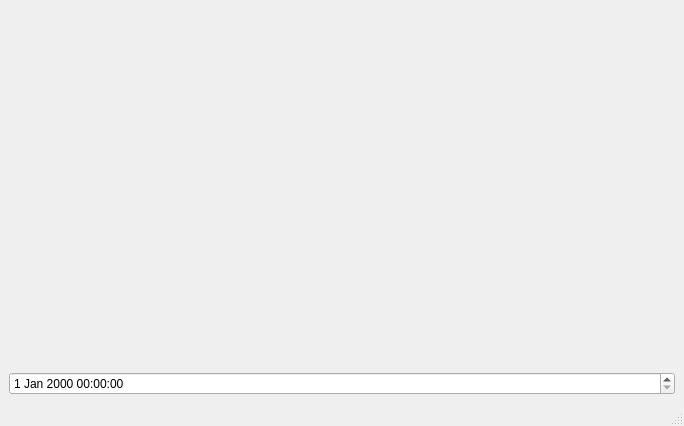
Above: mainwindow.ui from xanyu12/3004HinLIBS before the change. Below: the same form after it.
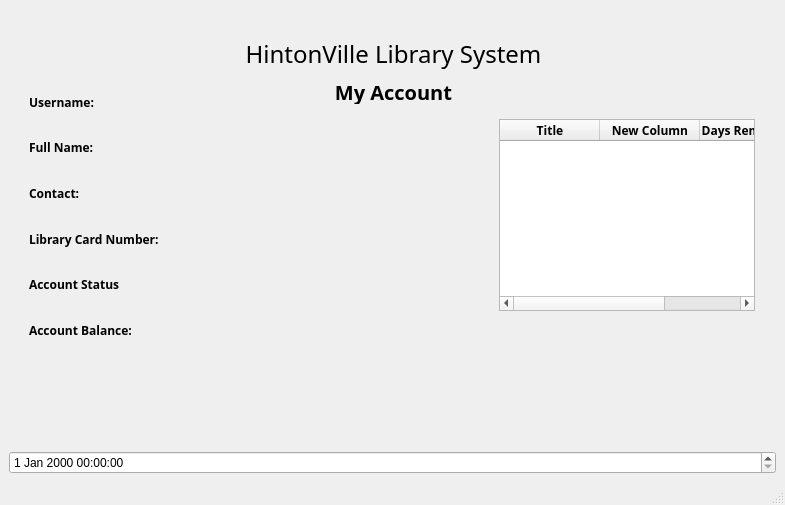
That is the form after the change. The open tabs and pages were chosen to show the change.

```diff
--- a/mainwindow.ui
+++ b/mainwindow.ui
@@ -6,14 +6,24 @@
    <rect>
     <x>0</x>
     <y>0</y>
-    <width>684</width>
-    <height>426</height>
+    <width>785</width>
+    <height>505</height>
    </rect>
   </property>
+  <property name="font">
+   <font>
+    <italic>true</italic>
+   </font>
+  </property>
   <property name="windowTitle">
    <string>MainWindow</string>
   </property>
   <widget class="QWidget" name="centralwidget">
+   <property name="font">
+    <font>
+     <italic>false</italic>
+    </font>
+   </property>
    <layout class="QVBoxLayout" name="verticalLayout_2">
     <item>
      <widget class="QStackedWidget" name="stackedWidget">
@@ -689,7 +699,239 @@
         </item>
        </layout>
       </widget>
-      <widget class="QWidget" name="PatronAccountPage"/>
+      <widget class="QWidget" name="PatronAccountPage">
+       <widget class="QLabel" name="hintonTitle_6">
+        <property name="geometry">
+         <rect>
+          <x>10</x>
+          <y>30</y>
+          <width>749</width>
+          <height>30</height>
+         </rect>
+        </property>
+        <property name="font">
+         <font>
+          <family>Quicksand Light</family>
+          <pointsize>18</pointsize>
+          <italic>false</italic>
+         </font>
+        </property>
+        <property name="text">
+         <string>HintonVille Library System</string>
+        </property>
+        <property name="alignment">
+         <set>Qt::AlignCenter</set>
+        </property>
+       </widget>
+       <widget class="QLabel" name="staffloginLabel_6">
+        <property name="geometry">
+         <rect>
+          <x>10</x>
+          <y>70</y>
+          <width>749</width>
+          <height>25</height>
+         </rect>
+        </property>
+        <property name="font">
+         <font>
+          <family>Quicksand Light</family>
+          <pointsize>15</pointsize>
+          <weight>75</weight>
+          <italic>false</italic>
+          <bold>true</bold>
+         </font>
+        </property>
+        <property name="text">
+         <string>My Account</string>
+        </property>
+        <property name="alignment">
+         <set>Qt::AlignCenter</set>
+        </property>
+       </widget>
+       <widget class="QTableWidget" name="tableWidget">
+        <property name="geometry">
+         <rect>
+          <x>490</x>
+          <y>110</y>
+          <width>256</width>
+          <height>192</height>
+         </rect>
+        </property>
+        <column>
+         <property name="text">
+          <string>Title</string>
+         </property>
+         <property name="font">
+          <font>
+           <family>Quicksand</family>
+           <weight>75</weight>
+           <bold>true</bold>
+          </font>
+         </property>
+         <property name="textAlignment">
+          <set>AlignCenter</set>
+         </property>
+         <property name="background">
+          <color>
+           <red>87</red>
+           <green>227</green>
+           <blue>137</blue>
+          </color>
+         </property>
+        </column>
+        <column>
+         <property name="text">
+          <string>New Column</string>
+         </property>
+         <property name="font">
+          <font>
+           <family>Quicksand</family>
+           <weight>75</weight>
+           <bold>true</bold>
+          </font>
+         </property>
+         <property name="textAlignment">
+          <set>AlignCenter</set>
+         </property>
+         <property name="background">
+          <color>
+           <red>87</red>
+           <green>227</green>
+           <blue>137</blue>
+          </color>
+         </property>
+        </column>
+        <column>
+         <property name="text">
+          <string>Days Remaining</string>
+         </property>
+         <property name="font">
+          <font>
+           <family>Quicksand</family>
+           <weight>75</weight>
+           <bold>true</bold>
+          </font>
+         </property>
+         <property name="textAlignment">
+          <set>AlignCenter</set>
+         </property>
+         <property name="background">
+          <color>
+           <red>87</red>
+           <green>227</green>
+           <blue>137</blue>
+          </color>
+         </property>
+        </column>
+       </widget>
+       <widget class="QWidget" name="">
+        <property name="geometry">
+         <rect>
+          <x>20</x>
+          <y>80</y>
+          <width>139</width>
+          <height>254</height>
+         </rect>
+        </property>
+        <layout class="QVBoxLayout" name="verticalLayout_8">
+         <property name="spacing">
+          <number>20</number>
+         </property>
+         <item>
+          <widget class="QLabel" name="usernameText">
+           <property name="font">
+            <font>
+             <family>Quicksand</family>
+             <weight>75</weight>
+             <italic>false</italic>
+             <bold>true</bold>
+            </font>
+           </property>
+           <property name="text">
+            <string>Username: </string>
+           </property>
+          </widget>
+         </item>
+         <item>
+          <widget class="QLabel" name="usernameText_3">
+           <property name="font">
+            <font>
+             <family>Quicksand</family>
+             <weight>75</weight>
+             <italic>false</italic>
+             <bold>true</bold>
+            </font>
+           </property>
+           <property name="text">
+            <string>Full Name: </string>
+           </property>
+          </widget>
+         </item>
+         <item>
+          <widget class="QLabel" name="usernameText_2">
+           <property name="font">
+            <font>
+             <family>Quicksand</family>
+             <weight>75</weight>
+             <italic>false</italic>
+             <bold>true</bold>
+            </font>
+           </property>
+           <property name="text">
+            <string>Contact: </string>
+           </property>
+          </widget>
+         </item>
+         <item>
+          <widget class="QLabel" name="usernameText_4">
+           <property name="font">
+            <font>
+             <family>Quicksand</family>
+             <weight>75</weight>
+             <italic>false</italic>
+             <bold>true</bold>
+            </font>
+           </property>
+           <property name="text">
+            <string>Library Card Number:</string>
+           </property>
+          </widget>
+         </item>
+         <item>
+          <widget class="QLabel" name="usernameText_6">
+           <property name="font">
+            <font>
+             <family>Quicksand</family>
+             <weight>75</weight>
+             <italic>false</italic>
+             <bold>true</bold>
+            </font>
+           </property>
+           <property name="text">
+            <string>Account Status</string>
+           </property>
+          </widget>
+         </item>
+         <item>
+          <widget class="QLabel" name="usernameText_5">
+           <property name="font">
+            <font>
+             <family>Quicksand</family>
+             <weight>75</weight>
+             <italic>false</italic>
+             <bold>true</bold>
+            </font>
+           </property>
+           <property name="text">
+            <string>Account Balance: </string>
+           </property>
+          </widget>
+         </item>
+        </layout>
+       </widget>
+      </widget>
+      <widget class="QWidget" name="StaffHomePage"/>
+      <widget class="QWidget" name="AdminHomePage"/>
      </widget>
     </item>
     <item>
```
Left out of the diff: 95 changed lines with no effect on the pictures.
